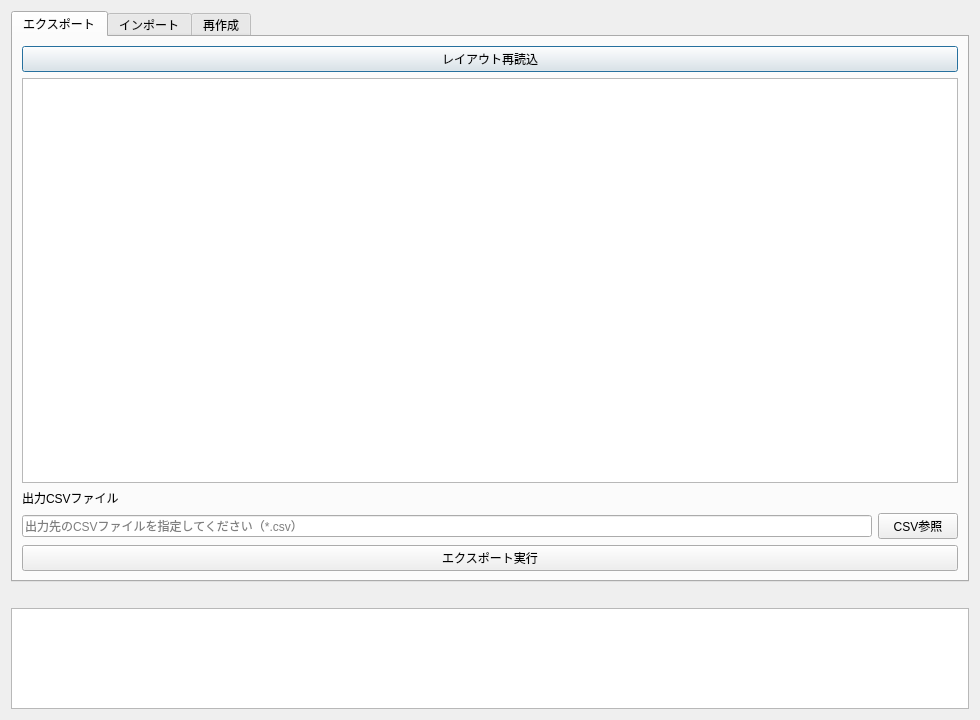
zaknak/QGIS-Layout-Labo, file ui/main_dialog.ui: the form before one commit.
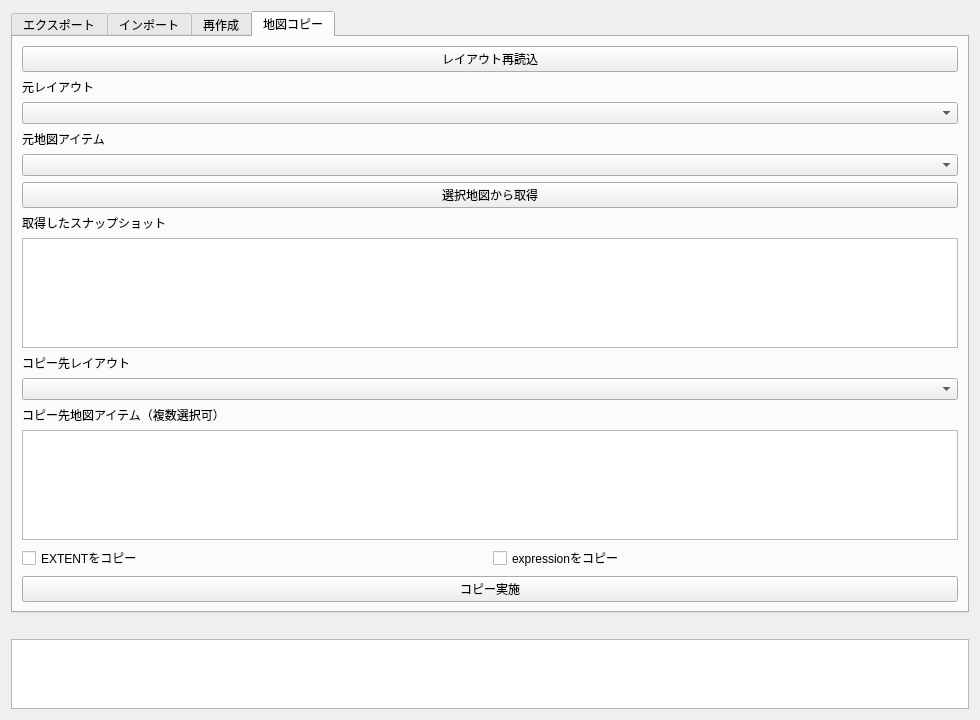
The form after the commit. The open tabs and pages were chosen to show the change.

Commit message: Add extent expression copy tab

Patch:
```diff
--- a/ui/main_dialog.ui
+++ b/ui/main_dialog.ui
@@ -69,6 +69,30 @@
        <item><widget class="QPushButton" name="btnRebuildRun"><property name="text"><string>再作成実行</string></property></widget></item>
       </layout>
      </widget>
+     <widget class="QWidget" name="tabMapCopy">
+      <attribute name="title"><string>地図コピー</string></attribute>
+      <layout class="QVBoxLayout" name="verticalLayoutMapCopy">
+       <item><widget class="QPushButton" name="btnMapCopyReload"><property name="text"><string>レイアウト再読込</string></property></widget></item>
+       <item><widget class="QLabel" name="labelMapCopySourceLayout"><property name="text"><string>元レイアウト</string></property></widget></item>
+       <item><widget class="QComboBox" name="comboMapCopySourceLayout"/></item>
+       <item><widget class="QLabel" name="labelMapCopySourceMap"><property name="text"><string>元地図アイテム</string></property></widget></item>
+       <item><widget class="QComboBox" name="comboMapCopySourceMap"/></item>
+       <item><widget class="QPushButton" name="btnMapCopyCapture"><property name="text"><string>選択地図から取得</string></property></widget></item>
+       <item><widget class="QLabel" name="labelMapCopySnapshot"><property name="text"><string>取得したスナップショット</string></property></widget></item>
+       <item><widget class="QTextEdit" name="textEditMapCopySnapshot"/></item>
+       <item><widget class="QLabel" name="labelMapCopyTargetLayout"><property name="text"><string>コピー先レイアウト</string></property></widget></item>
+       <item><widget class="QComboBox" name="comboMapCopyTargetLayout"/></item>
+       <item><widget class="QLabel" name="labelMapCopyTargetMaps"><property name="text"><string>コピー先地図アイテム（複数選択可）</string></property></widget></item>
+       <item><widget class="QListWidget" name="listWidgetMapCopyTargets"/></item>
+       <item>
+        <layout class="QHBoxLayout" name="horizontalLayoutMapCopyOptions">
+         <item><widget class="QCheckBox" name="checkMapCopyExtent"><property name="text"><string>EXTENTをコピー</string></property></widget></item>
+         <item><widget class="QCheckBox" name="checkMapCopyExpression"><property name="text"><string>expressionをコピー</string></property></widget></item>
+        </layout>
+       </item>
+       <item><widget class="QPushButton" name="btnMapCopyRun"><property name="text"><string>コピー実施</string></property></widget></item>
+      </layout>
+     </widget>
     </widget>
    </item>
    <item><widget class="QLabel" name="labelSummary"><property name="text"><string/></property></widget></item>
```
Left out of the diff: 1 changed line with no effect on the pictures. The commit also changes 6 other files.
